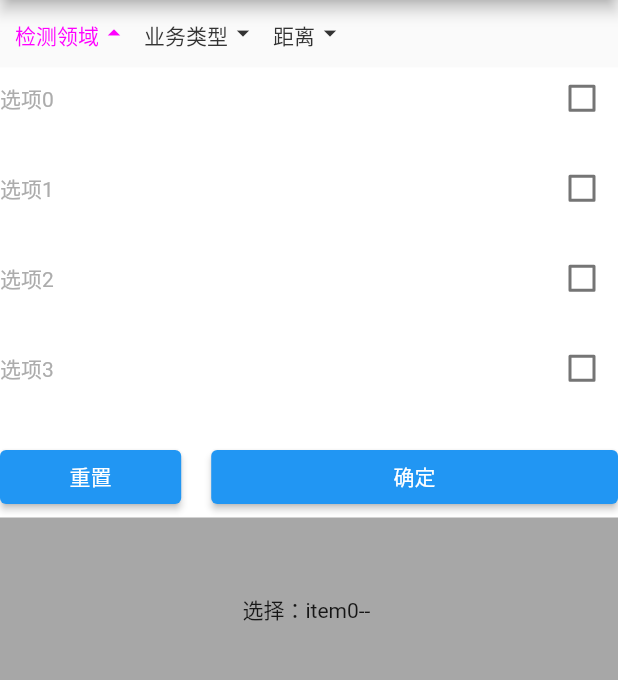
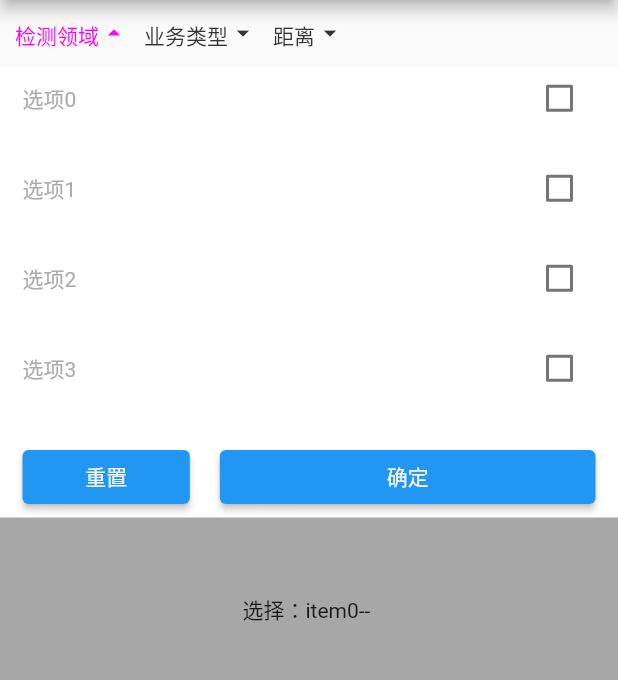
Before and after one commit to lixp185/flutter_down_menu, a Flutter app: the screen it shows after launch, after a tap on an icon or button, on a phone screen of 412 x 824 dp, the part 84-764 px from its top. Run offline on Flutter 3.47's test engine with Material 2 defaults, Android fonts, the phone set to English and light mode, and no system bars.

Commit message:
优化Header 增加不限制文本自定义设置

```diff
--- a/lib/src/drop_down_menu_header.dart
+++ b/lib/src/drop_down_menu_header.dart
@@ -31,6 +31,9 @@ class DropDownMenuHeader extends StatefulWidget {
   /// 点击回调
   final Function(int index)? onTab;
 
+  /// 不受限制文本
+  final String unlimitedText;
+
   const DropDownMenuHeader({
     Key? key,
     required this.menuController,
@@ -42,6 +45,7 @@ class DropDownMenuHeader extends StatefulWidget {
     this.iconSize,
     this.isAverage = false,
     this.onTab,
+    this.unlimitedText = '不限',
   }) : super(key: key);
 
   @override
@@ -67,7 +71,8 @@ class _DropDownMenuHeaderState extends State<DropDownMenuHeader> {
       // 下拉 true 隐藏 false
       var isShow = widget.menuController.isShow;
       setState(() {
-        if (widget.menuController.title != "") {
+        if (widget.menuController.title != "" &&
+            widget.menuController.title != widget.unlimitedText) {
           changeTitles[widget.menuController.titleIndex] =
               widget.menuController.title;
         } else {
@@ -143,7 +148,6 @@ class _DropDownMenuHeaderState extends State<DropDownMenuHeader> {
                 ])),
       ),
       onTap: () {
-
         if (index == currentIndex && widget.menuController.isShow) {
           widget.menuController.hide();
         } else {
--- a/lib/src/widgets/menu_list.dart
+++ b/lib/src/widgets/menu_list.dart
@@ -100,7 +100,7 @@ class _MenuListState extends State<MenuList> {
           decoration: widget.decoration ?? BoxDecoration(color: widget.color),
           margin: widget.margin,
           padding: widget.padding ??
-              const EdgeInsetsDirectional.only(bottom: 5, top: 10),
+              const EdgeInsetsDirectional.only(start: 15,end:15,bottom: 5, top: 10),
           child: Stack(
             children: [
               Container(
--- a/pubspec.yaml
+++ b/pubspec.yaml
@@ -2,7 +2,7 @@ name: flutter_down_menu
 description: Customize the drop-down menu, quickly realize the head drop-down menu,
   and support the rapid realization of single selection, multiple selection list, secondary list, single selection, multiple selection and other functions.
 
-version: 0.0.8
+version: 0.0.9
 homepage: https://github.com/lixp185/flutter_down_menu
 
 environment:
```
Also changed, not shown: 1 other file.
